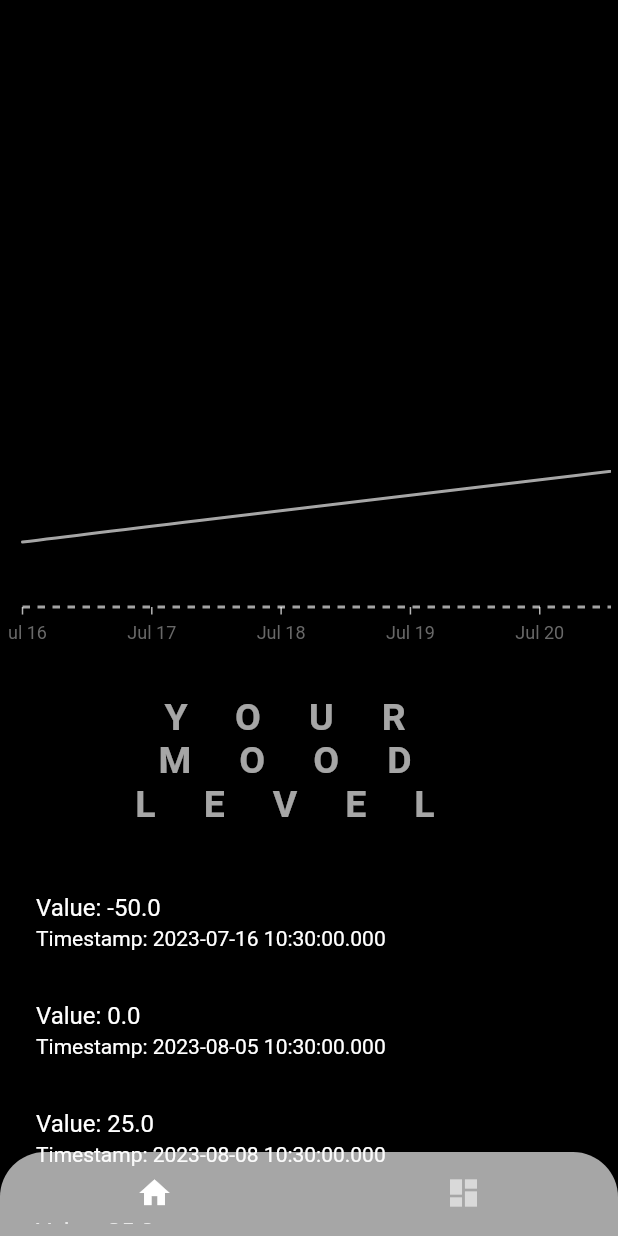
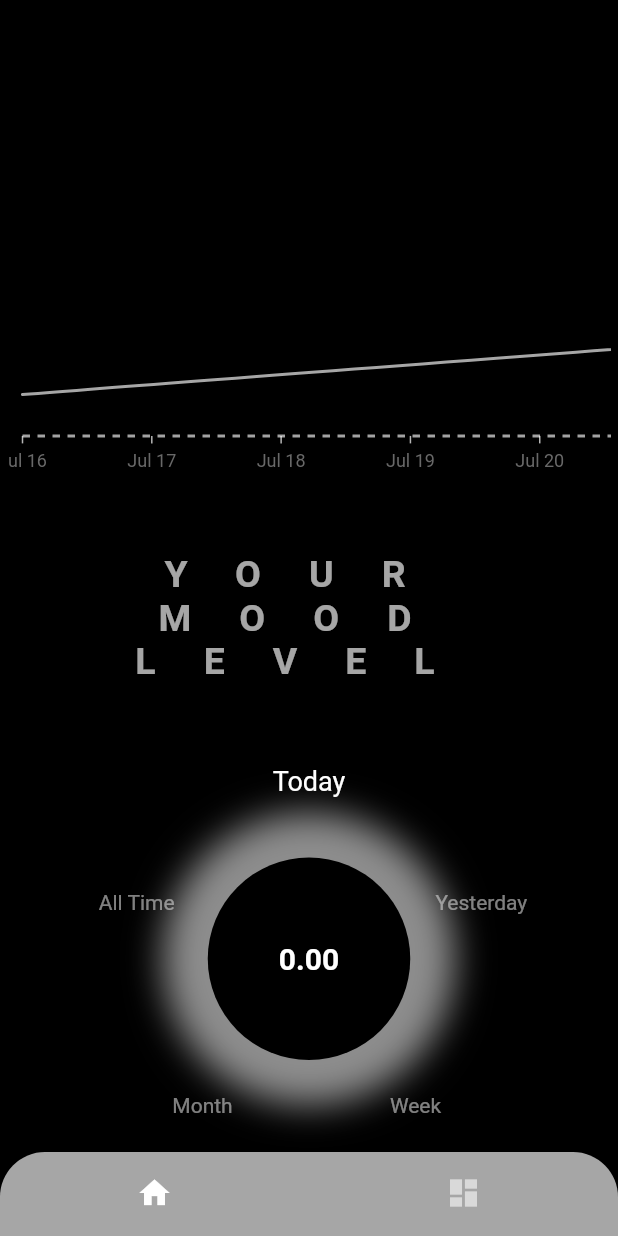
Before and after one commit to IrishBoy/Moodify, a Flutter app: the screen it shows after launch, item 2 of the bottom bar chosen, on a phone screen of 412 x 824 dp. Run offline on Flutter 3.47's test engine with Material 2 defaults, Android fonts, the phone set to English and light mode, and no system bars; our stand-ins replace google_fonts, shared_preferences, syncfusion_flutter_charts.

Commit message:
added average circle

```diff
--- /dev/null
+++ b/moodify/lib/circle_average.dart
@@ -0,0 +1,126 @@
+import 'dart:math';
+import 'package:flutter/material.dart';
+import 'vars.dart';
+
+// ignore: must_be_immutable
+class CircularOptionsWheel extends StatefulWidget {
+  final List<String> options;
+  List<DataModel> dataList;
+
+  CircularOptionsWheel({required this.options, required this.dataList});
+
+  @override
+  // ignore: library_private_types_in_public_api
+  _CircularOptionsWheelState createState() => _CircularOptionsWheelState();
+}
+
+class _CircularOptionsWheelState extends State<CircularOptionsWheel> {
+  double rotationAngle = 0.0;
+  int selectedOptionIndex = 0;
+
+  @override
+  Widget build(BuildContext context) {
+    return GestureDetector(
+      onTap: () {
+        // print(widget.options[selectedOptionIndex]);
+        setState(() {
+          selectedOptionIndex =
+              (selectedOptionIndex + 1) % widget.options.length;
+          rotationAngle = selectedOptionIndex.toDouble();
+        });
+      },
+      child: Stack(
+        alignment: Alignment.center,
+        children: [
+          for (int i = 0; i < widget.options.length; i++)
+            Positioned.fill(
+              child: Transform.rotate(
+                angle: 2 * pi * (i / widget.options.length - rotationAngle),
+                child: Column(
+                  children: [
+                    SizedBox(height: 16),
+                    Transform.rotate(
+                      angle: -2 * pi * (i / widget.options.length),
+                      child: Text(
+                        widget.options[i],
+                        style: TextStyle(
+                          color: Colors.white.withOpacity(
+                              i == selectedOptionIndex ? 1.0 : 0.5),
+                          fontSize: i == selectedOptionIndex ? 18 : 14,
+                        ),
+                      ),
+                    ),
+                  ],
+                ),
+              ),
+            ),
+          Container(
+            width: 135,
+            height: 135,
+            decoration: BoxDecoration(
+                shape: BoxShape.circle,
+                color: Color.fromRGBO(0, 0, 0, 1),
+                // border: Border.all(
+                //     color: Color.fromRGBO(217, 217, 217, 0.65), width: 8),
+                boxShadow: [
+                  BoxShadow(
+                      color: Color.fromRGBO(217, 217, 217, 0.65),
+                      // offset: Offset(20.0, 20.0),
+                      blurRadius: 20.0,
+                      spreadRadius: 30.0)
+                ]),
+            alignment: Alignment.center,
+            child: Text(
+              calculateAverage(
+                widget.dataList,
+                widget.options[selectedOptionIndex],
+              ).toStringAsFixed(2),
+              style: TextStyle(
+                color: Color.fromRGBO(255, 255, 255, 1),
+                fontSize: 20,
+                fontWeight: FontWeight.bold,
+              ),
+            ),
+          ),
+        ],
+      ),
+    );
+  }
+}
+
+double calculateAverage(List<DataModel> dataList, String period) {
+  DateTime now = DateTime.now();
+  DateTime startDateTime;
+  double average;
+
+  switch (period) {
+    case 'Today':
+      startDateTime = DateTime(now.year, now.month, now.day);
+      break;
+    case 'Yesterday':
+      startDateTime = DateTime(now.year, now.month, now.day - 1);
+      break;
+    case 'Week':
+      startDateTime = DateTime(now.year, now.month, now.day - now.weekday + 1);
+      break;
+    case 'Month':
+      startDateTime = DateTime(now.year, now.month);
+      break;
+    case 'All Time':
+    default:
+      dataList.sort((a, b) => a.timestamp.compareTo(b.timestamp));
+      startDateTime = DateTime.parse(dataList.first.timestamp);
+  }
+
+  List<DataModel> filteredList = dataList
+      .where((data) => DateTime.parse(data.timestamp).isAfter(startDateTime))
+      .toList();
+
+  if (filteredList.isEmpty) {
+    average = 0.0;
+  } else {
+    double sum = filteredList.map((data) => data.value).reduce((a, b) => a + b);
+    average = sum / filteredList.length;
+  }
+  return average;
+}
--- a/moodify/lib/history_page.dart
+++ b/moodify/lib/history_page.dart
@@ -3,6 +3,7 @@ import 'package:google_fonts/google_fonts.dart';
 import 'package:shared_preferences/shared_preferences.dart';
 // import 'package:charts_flutter/flutter.dart' as charts;
 import 'package:provider/provider.dart';
+import 'circle_average.dart';
 import 'data_saver.dart';
 import 'set_page.dart';
 
@@ -55,7 +56,7 @@ class _HistoryScreenState extends State<HistoryScreen> {
         child: Column(
           children: [
             Expanded(
-              flex: 7,
+              flex: 4,
               child: Padding(
                 padding: EdgeInsets.all(5.0),
                 child: HistoryChart(dataList: dataList),
@@ -79,26 +80,12 @@ class _HistoryScreenState extends State<HistoryScreen> {
             ),
             Expanded(
               flex: 4,
-              child: Container(
-                padding: EdgeInsets.all(8.0),
-                child: ListView.builder(
-                  itemCount: dataList.length,
-                  itemBuilder: (context, index) {
-                    final value = dataList[index].value;
-                    final timestamp = dataList[index].timestamp;
-                    return ListTile(
-                      title: Text(
-                        'Value: $value',
-                        style: TextStyle(
-                            color: Colors.white), // Set the font color to white
-                      ),
-                      subtitle: Text(
-                        'Timestamp: $timestamp',
-                        style: TextStyle(
-                            color: Colors.white), // Set the font color to white
-                      ),
-                    );
-                  },
+              child: Padding(
+                padding: EdgeInsets.only(top: 0, bottom: 40),
+                child: CircularOptionsWheel(
+                  options: ['Today', 'Yesterday', 'Week', 'Month', 'All Time'],
+                  dataList: dataList,
+                  // calculateAverage(dataList), // Implement this function
                 ),
               ),
             ),
```
